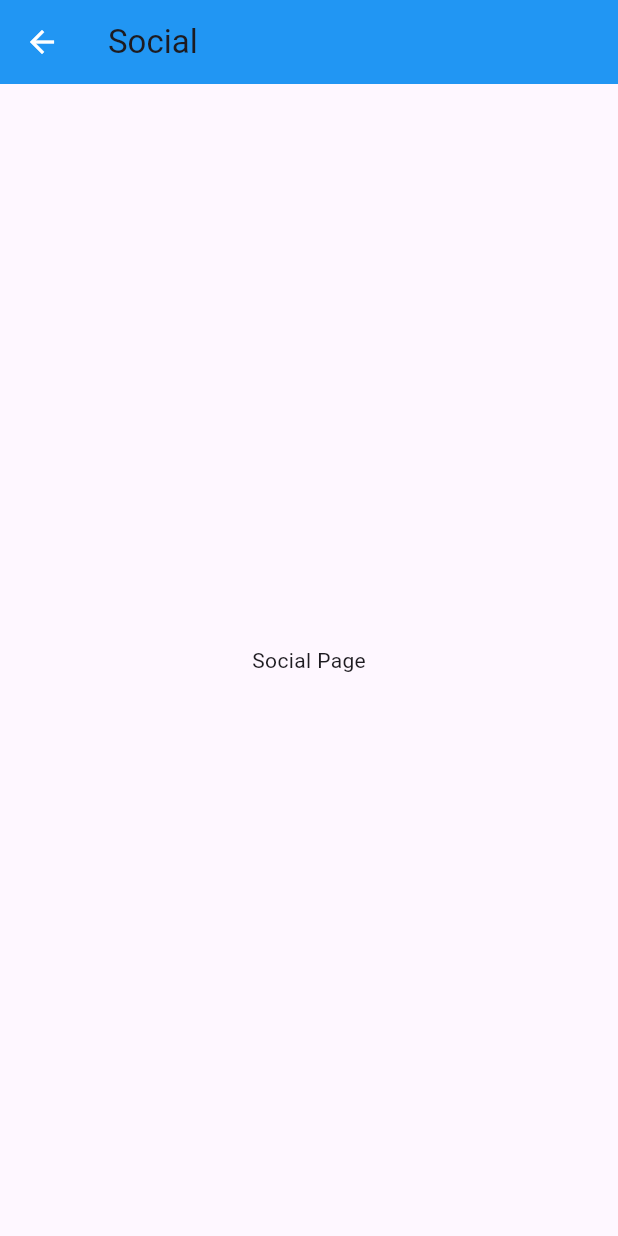
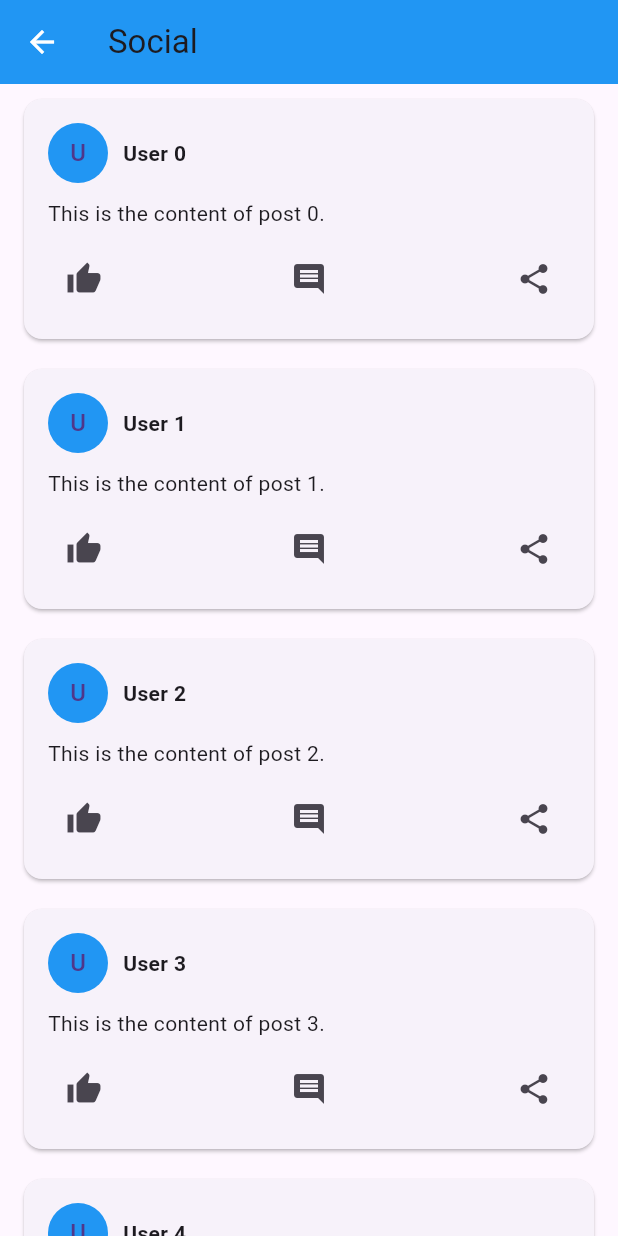
Before and after one commit to llau9/TCGDex, a Flutter app: the SocialPage screen opened directly, on a phone screen of 412 x 824 dp. Run offline on Flutter 3.47's test engine with Material 3 defaults, Android fonts, the phone set to English and light mode, and no system bars; our stand-ins replace camera, firebase_auth, firebase_core; accounts and stored records are empty.

Commit message:
Updated social page

```diff
--- a/my_app/lib/social_page.dart
+++ b/my_app/lib/social_page.dart
@@ -9,9 +9,81 @@ class SocialPage extends StatelessWidget {
       appBar: AppBar(
         title: const Text('Social'),
       ),
-      body: const Center(
-        child: Text('Social Page'),
+      body: ListView.builder(
+        itemCount: 10, // Number of posts
+        itemBuilder: (context, index) {
+          return PostCard(
+            username: 'User $index',
+            content: 'This is the content of post $index.',
+          );
+        },
       ),
     );
   }
 }
+
+class PostCard extends StatelessWidget {
+  final String username;
+  final String content;
+
+  const PostCard({
+    required this.username,
+    required this.content,
+  });
+
+  @override
+  Widget build(BuildContext context) {
+    return Card(
+      margin: const EdgeInsets.symmetric(vertical: 10.0, horizontal: 16.0),
+      child: Padding(
+        padding: const EdgeInsets.all(16.0),
+        child: Column(
+          crossAxisAlignment: CrossAxisAlignment.start,
+          children: [
+            Row(
+              children: [
+                CircleAvatar(
+                  backgroundColor: Colors.blue,
+                  child: Text(username[0]), // Display the first letter of the username
+                ),
+                const SizedBox(width: 10.0),
+                Text(
+                  username,
+                  style: TextStyle(
+                    fontWeight: FontWeight.bold,
+                  ),
+                ),
+              ],
+            ),
+            const SizedBox(height: 10.0),
+            Text(content),
+            const SizedBox(height: 10.0),
+            Row(
+              mainAxisAlignment: MainAxisAlignment.spaceBetween,
+              children: [
+                IconButton(
+                  icon: Icon(Icons.thumb_up),
+                  onPressed: () {
+                    // Handle like action
+                  },
+                ),
+                IconButton(
+                  icon: Icon(Icons.comment),
+                  onPressed: () {
+                    // Handle comment action
+                  },
+                ),
+                IconButton(
+                  icon: Icon(Icons.share),
+                  onPressed: () {
+                    // Handle share action
+                  },
+                ),
+              ],
+            ),
+          ],
+        ),
+      ),
+    );
+  }
+}
```
